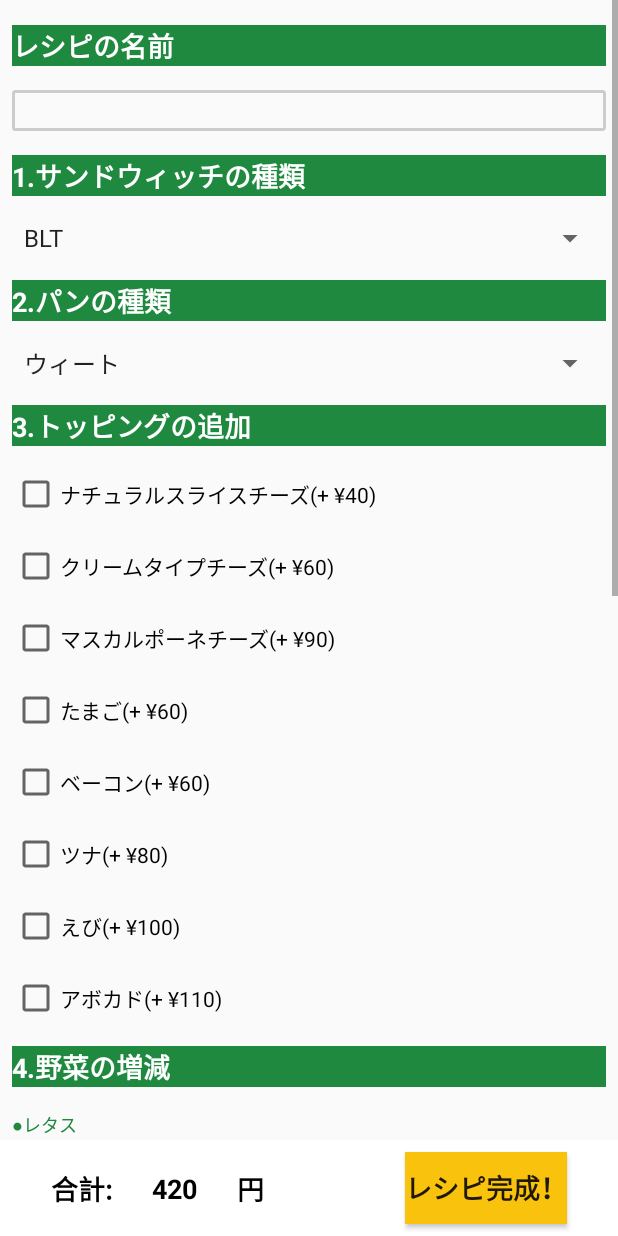
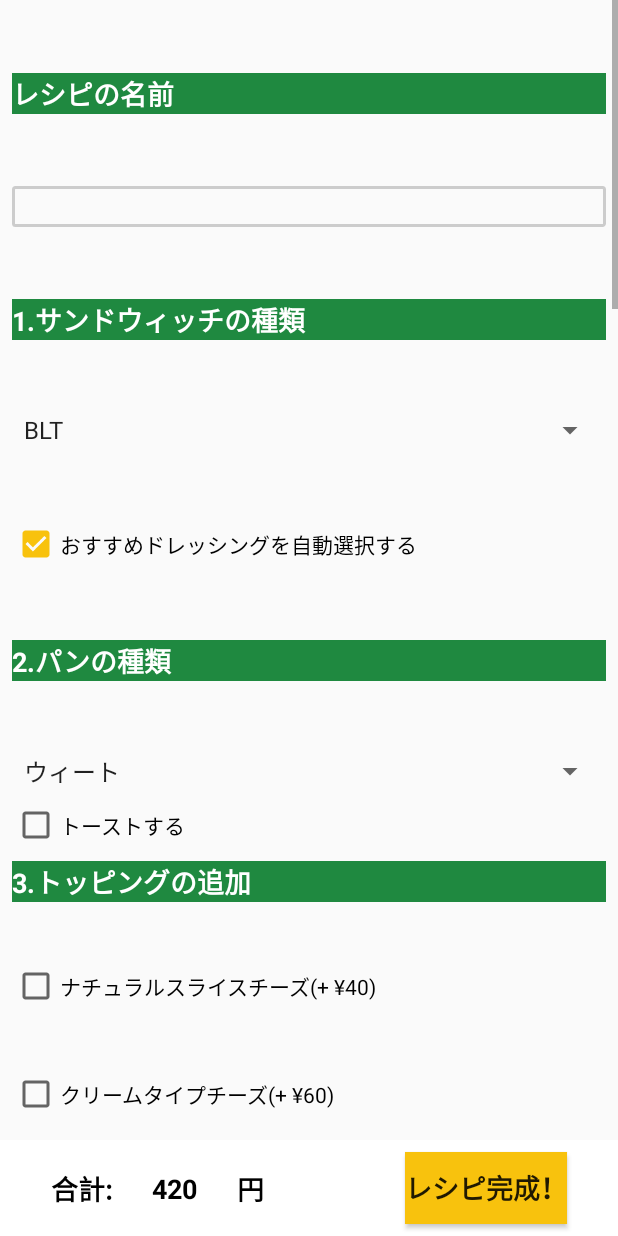
Before and after one commit to hammer0802/SubwaySimulator, an Android app: the screen it shows after launch (CreateRecipe), after a tap on an icon or button, on a phone screen of 412 x 824 dp. Run offline under Robolectric (Android 15) with nearby library versions, the phone set to English and light mode, and no system bars.

Commit message:
サンドウィッチのおすすめドレッシング自動設定機能追加、トーストの有無、ドレッシングの増減項目追加、その他細かい修正。

```diff
--- a/app/src/main/java/com/hammer/app/subwaysimulator/Arrays.kt
+++ b/app/src/main/java/com/hammer/app/subwaysimulator/Arrays.kt
@@ -1,6 +1,4 @@
 package com.hammer.app.subwaysimulator
-
-
 
 var sandwiches = arrayOf(
         "BLT",
@@ -45,7 +43,8 @@ var breads = arrayOf(
         "ホワイト",
         "セサミ",
         "ハニーオーツ",
-    "フラットブレッド"
+        "フラットブレッド",
+        "無し（サラダ）"
 )
 
 var toppings = arrayOf(
@@ -81,16 +80,7 @@ var toppingmap = mapOf(
         "アボカド(+ ¥110)" to "avocado"
 )
 
-//var vegetables = arrayOf(
-//    "レタス",
-//    "トマト",
-//    "ピーマン",
-//    "レッドオニオン",
-//    "ニンジン",
-//    "オリーブ",
-//    "ピクルス",
-//    "ホットペッパー"
-//)
+
 
 var dressings = arrayOf(
         "オイル&ビネガー　塩・こしょう",
@@ -101,7 +91,11 @@ var dressings = arrayOf(
         "バジルソース",
         "バルサミコソース",
         "マヨネーズタイプ",
-    "チリソース（激辛)"
+        "チリソース（激辛)",
+        "塩・こしょう",
+        "こしょう",
+        "チポトレ　サウスウェストソース(期間限定)",
+        "無し"
 )
 
 var amounts = arrayOf(
@@ -110,3 +104,29 @@ var amounts = arrayOf(
         "普通",
         "多め"
 )
+
+var amountsDressing = arrayOf(
+        "少なめ",
+        "普通",
+        "多め"
+)
+
+var recommendDressing = mapOf(
+        "BLT" to 1, //"シーザードレッシング"
+        "えびアボカド" to 2, //"野菜クリーミードレッシング"
+        "生ハム＆マスカルポーネ" to 5, //"バジルソース"
+        "ローストチキン" to 3, //"ハニーマスタードソース"
+        "ローストビーフ　～プレミアム製法～" to 4, //"わさび醤油ソース"
+        "ターキーベーコンエッグ" to 1, //"シーザードレッシング"
+        "チーズローストチキン" to 12, //"無し"
+        "てり焼きチキン" to 7, //"マヨネーズタイプ"
+        "チリチキン" to 7, //"マヨネーズタイプ"
+        "ターキーブレスト" to 6, //"バルサミコソース"
+        "ツナ" to 10, //"こしょう"
+        "たまご" to 9, //"塩・こしょう"
+        "アボカドベジー" to 2, //"野菜クリーミードレッシング"
+        "ベジー＆チーズ" to 2, //"野菜クリーミードレッシング"
+        "ベジーデライト" to 0, //"オイル&ビネガー　塩・こしょう"
+        "アボカドチキン　チポトレ(期間限定)" to 11, //"チポトレ　サウスウェストソース(期間限定)"
+        "アボカドベーコン　チポトレ(期間限定)" to 11 //"チポトレ　サウスウェストソース(期間限定)"
+)
--- a/app/src/main/java/com/hammer/app/subwaysimulator/CreateRecipe.kt
+++ b/app/src/main/java/com/hammer/app/subwaysimulator/CreateRecipe.kt
@@ -35,6 +35,8 @@ class CreateRecipe : Activity() {
             adapter.setDropDownViewResource(android.R.layout.simple_spinner_dropdown_item)
             val viewId = resources.getIdentifier(spinnerName, "id", packageName)
             val spinner = findViewById<Spinner>(viewId)
+            val checkboxRecommend = findViewById<CheckBox>(R.id.checkBoxRecommend)
+            checkboxRecommend.isChecked = true
             // アダプターを設定
             spinner.adapter = adapter
             // スピナーのアイテムが選択された時に呼び出されるコールバックリスナーを登録
@@ -49,18 +51,20 @@ class CreateRecipe : Activity() {
                     val spinner2 = parent as Spinner
                     val item = spinner2.selectedItem as String
                     if (itemName == "sandwich") {
-                        for (topping in toppings) {
-                            sandPrice = sandPrices[item].toString().toInt()
-                            val sum = sandPrice + toppingPrice
-                            sumPrice.setText(sum.toString())
+                        sandPrice = sandPrices[item].toString().toInt()
+                        val sum = sandPrice + toppingPrice
+                        sumPrice.setText(sum.toString())
+                        if (checkboxRecommend.isChecked == true){
+                            val spinnerdressing = findViewById<Spinner>(R.id.spinnerDressing)
+                            spinnerdressing.setSelection(recommendDressing[item].toString().toInt())
                         }
-                        when {
-                            itemName == "sandwich" -> recipe.sandwich = item
-                            itemName == "bread" -> recipe.bread = item
-                            itemName == "olive" -> recipe.olive = item
-                            itemName == "pickels" -> recipe.pickles = item
-                            itemName == "hotpepper" -> recipe.hotpepper = item
-                            itemName == "dressing" -> recipe.dressing = item
+                    }
+                    if (itemName == "dressing") {
+                        val spinnerDressingAmount = findViewById<Spinner>(R.id.spinnerDressingAmount)
+                        if (spinner.selectedItem == "無し") {
+                            spinnerDressingAmount.visibility = View.INVISIBLE
+                        } else {
+                            spinnerDressingAmount.visibility = View.VISIBLE
                         }
                     }
                 }
@@ -68,7 +72,7 @@ class CreateRecipe : Activity() {
             }
         }
 
-        fun spinnerDefaultVege(itemName: String, itemArray: Array<String>, spinnerName: String){
+        fun spinnerDefaultVege(itemArray: Array<String>, spinnerName: String){
             val adapter = ArrayAdapter<String>(this, android.R.layout.simple_spinner_item, itemArray)
             adapter.setDropDownViewResource(android.R.layout.simple_spinner_dropdown_item)
             val viewId = resources.getIdentifier(spinnerName, "id", packageName)
@@ -81,15 +85,7 @@ class CreateRecipe : Activity() {
             spinner.onItemSelectedListener = object : AdapterView.OnItemSelectedListener {
                 override fun onItemSelected(parent: AdapterView<*>, view: View,
                                             posi: Int, id: Long) {
-                    val spinner2 = parent as Spinner
-                    val item = spinner2.selectedItem as String
-                    when {
-                        itemName == "lettuce" -> recipe.lettuce = item
-                        itemName == "tomato" -> recipe.tomato = item
-                        itemName == "greenpepper" -> recipe.greenpepper = item
-                        itemName == "redonion" -> recipe.redonion = item
-                        itemName == "carrot" -> recipe.carrot = item
-                    }
+
                 }
                 override fun onNothingSelected(arg0: AdapterView<*>) {}
             }
@@ -104,7 +100,7 @@ class CreateRecipe : Activity() {
             checkbox.setOnClickListener(View.OnClickListener{
                 toppingPrice = 0
                 for (topping2 in toppings){
-                    val viewId2 = resources.getIdentifier("checkBox"+ toppingmap[topping], "id", packageName)
+                    val viewId2 = resources.getIdentifier("checkBox"+ toppingmap[topping2], "id", packageName)
                     val checkbox2 = findViewById<CheckBox>(viewId2)
                     if (checkbox2.isChecked == true){
                         toppingPrice += toppingPrices[topping2].toString().toInt()
@@ -112,30 +108,34 @@ class CreateRecipe : Activity() {
                 }
                 val sum = sandPrice + toppingPrice
                 sumPrice.setText(sum.toString())
-                when {
-                    topping == "ナチュラルスライスチーズ(+ ¥40)" -> recipe.cheese = checkbox.isChecked
-                    topping == "クリームタイプチーズ(+ ¥60)" -> recipe.cream = checkbox.isChecked
-                    topping == "マスカルポーネチーズ(+ ¥90)" -> recipe.mascar = checkbox.isChecked
-                    topping == "たまご(+ ¥60)" -> recipe.egg = checkbox.isChecked
-                    topping == "ベーコン(+ ¥60)" -> recipe.bacon = checkbox.isChecked
-                    topping == "ツナ(+ ¥80)" -> recipe.tuna = checkbox.isChecked
-                    topping == "えび(+ ¥100)" -> recipe.shrimp = checkbox.isChecked
-                    topping == "アボカド(+ ¥110)" -> recipe.avocado = checkbox.isChecked
-                }
 
             })
         }
+
+        val adapterDressingAmount = ArrayAdapter<String>(this, android.R.layout.simple_spinner_item, amountsDressing)
+        adapterDressingAmount.setDropDownViewResource(android.R.layout.simple_spinner_dropdown_item)
+        val spinnerDressingAmount = findViewById<Spinner>(R.id.spinnerDressingAmount)
+        spinnerDressingAmount.adapter = adapterDressingAmount
+        spinnerDressingAmount.setSelection(1)
+        spinnerDressingAmount.onItemSelectedListener = object : AdapterView.OnItemSelectedListener {
+            override fun onItemSelected(parent: AdapterView<*>, view: View,
+                                        posi: Int, id: Long) {
+            }
+            override fun onNothingSelected(arg0: AdapterView<*>) {}
+        }
+
+
         spinner("sandwich", sandwiches, "spinnerSand")
         spinner("bread", breads, "spinnerBread")
-        spinnerDefaultVege("lettuce", amounts, "spinnerLettuce")
-        spinnerDefaultVege("tomato", amounts, "spinnerTomato")
-        spinnerDefaultVege("greenpepper", amounts, "spinnerGreenpepper")
-        spinnerDefaultVege("redonion", amounts, "spinnerRedonion")
-        spinnerDefaultVege("carrot", amounts, "spinnerCarrot")
+        spinnerDefaultVege(amounts, "spinnerLettuce")
+        spinnerDefaultVege(amounts, "spinnerTomato")
+        spinnerDefaultVege(amounts, "spinnerGreenpepper")
+        spinnerDefaultVege(amounts, "spinnerRedonion")
+        spinnerDefaultVege(amounts, "spinnerCarrot")
         spinner("pickles", amounts, "spinnerPickles")
         spinner("olive", amounts, "spinnerOlive")
         spinner("hotpepper", amounts, "spinnerHotpepper")
-        spinner("dressings", dressings, "spinnerDressing")
+        spinner("dressing", dressings, "spinnerDressing")
 
 
 
@@ -158,6 +158,27 @@ class CreateRecipe : Activity() {
                             val c = Calendar.getInstance()
                             val sdf = SimpleDateFormat("yyyyMMddHHmmssSSS")
                             recipe.createTime = sdf.format(c.time)
+                            recipe.sandwich = spinnerSand.selectedItem as String
+                            recipe.bread = spinnerBread.selectedItem as String
+                            recipe.toast = checkBoxToast.isChecked
+                            recipe.cheese = checkBoxcheese.isChecked
+                            recipe.cream = checkBoxcream.isChecked
+                            recipe.mascar = checkBoxmascar.isChecked
+                            recipe.egg = checkBoxegg.isChecked
+                            recipe.bacon = checkBoxbacon.isChecked
+                            recipe.tuna = checkBoxtuna.isChecked
+                            recipe.shrimp = checkBoxshrimp.isChecked
+                            recipe.avocado = checkBoxavocado.isChecked
+                            recipe.lettuce = spinnerLettuce.selectedItem as String
+                            recipe.tomato = spinnerTomato.selectedItem as String
+                            recipe.greenpepper = spinnerGreenpepper.selectedItem as String
+                            recipe.redonion = spinnerRedonion.selectedItem as String
+                            recipe.carrot = spinnerCarrot.selectedItem as String
+                            recipe.pickles = spinnerPickles.selectedItem as String
+                            recipe.olive = spinnerOlive.selectedItem as String
+                            recipe.hotpepper = spinnerHotpepper.selectedItem as String
+                            recipe.dressing = spinnerDressing.selectedItem as String
+                            recipe.dressingAmount = spinnerDressingAmount.selectedItem as String
                             e.putString(uuid, gson.toJson(recipe))
                             e.apply()
                             finish()
--- a/app/src/main/java/com/hammer/app/subwaysimulator/Recipe.kt
+++ b/app/src/main/java/com/hammer/app/subwaysimulator/Recipe.kt
@@ -5,6 +5,7 @@ class Recipe {
     var price = 0  //合計金額
     var sandwich = "" //サンドウィッチの種類
     var bread = ""  //パンの種類
+    var toast = false //トーストの有無
     //トッピング
     var cheese = false
     var cream = false
@@ -24,6 +25,7 @@ class Recipe {
     var pickles = ""
     var hotpepper = ""
     var dressing = ""  //ドレッシングの種類
+    var dressingAmount = "" //ドレッシングの量
     var createTime = "" //作成日時
     var editTime = "" //編集日時
 }
--- a/app/src/main/res/layout/create_recipe.xml
+++ b/app/src/main/res/layout/create_recipe.xml
@@ -91,10 +91,22 @@
                 android:layout_marginStart="8dp"
                 android:layout_marginTop="8dp"
                 android:spinnerMode="dialog"
-                app:layout_constraintBottom_toTopOf="@+id/textViewBread"
+                app:layout_constraintBottom_toTopOf="@+id/checkBoxRecommend"
                 app:layout_constraintEnd_toEndOf="parent"
                 app:layout_constraintStart_toStartOf="parent"
                 app:layout_constraintTop_toBottomOf="@+id/textViewSand" />
+
+            <CheckBox
+                android:id="@+id/checkBoxRecommend"
+                android:layout_width="wrap_content"
+                android:layout_height="wrap_content"
+                android:layout_marginBottom="8dp"
+                android:layout_marginStart="8dp"
+                android:layout_marginTop="8dp"
+                android:text="@string/recommend"
+                app:layout_constraintBottom_toTopOf="@+id/textViewBread"
+                app:layout_constraintStart_toStartOf="parent"
+                app:layout_constraintTop_toBottomOf="@+id/spinnerSand" />
 
             <TextView
                 android:id="@+id/textViewBread"
@@ -112,7 +124,7 @@
                 app:layout_constraintBottom_toTopOf="@+id/spinnerBread"
                 app:layout_constraintEnd_toEndOf="parent"
                 app:layout_constraintStart_toStartOf="parent"
-                app:layout_constraintTop_toBottomOf="@+id/spinnerSand" />
+                app:layout_constraintTop_toBottomOf="@+id/checkBoxRecommend" />
 
             <Spinner
                 android:id="@+id/spinnerBread"
@@ -127,6 +139,18 @@
                 app:layout_constraintEnd_toEndOf="parent"
                 app:layout_constraintStart_toStartOf="parent"
                 app:layout_constraintTop_toBottomOf="@+id/textViewBread" />
+
+            <CheckBox
+                android:id="@+id/checkBoxToast"
+                android:layout_width="wrap_content"
+                android:layout_height="wrap_content"
+                android:layout_marginBottom="8dp"
+                android:layout_marginStart="8dp"
+                android:layout_marginTop="8dp"
+                android:text="@string/toast"
+                app:layout_constraintBottom_toTopOf="@+id/textViewTopping"
+                app:layout_constraintStart_toStartOf="parent"
+                app:layout_constraintTop_toBottomOf="@+id/spinnerBread" />
 
             <TextView
                 android:id="@+id/textViewTopping"
@@ -536,10 +560,24 @@
                 android:layout_marginStart="8dp"
                 android:layout_marginTop="8dp"
                 android:spinnerMode="dialog"
+                app:layout_constraintBottom_toBottomOf="@id/spinnerDressingAmount"
+                app:layout_constraintEnd_toEndOf="parent"
+                app:layout_constraintStart_toStartOf="parent"
+                app:layout_constraintTop_toBottomOf="@+id/textViewDressing" />
+
+            <Spinner
+                android:id="@+id/spinnerDressingAmount"
+                android:layout_width="0dp"
+                android:layout_height="wrap_content"
+                android:layout_marginBottom="8dp"
+                android:layout_marginEnd="8dp"
+                android:layout_marginStart="8dp"
+                android:layout_marginTop="8dp"
+                android:spinnerMode="dialog"
                 app:layout_constraintBottom_toBottomOf="parent"
                 app:layout_constraintEnd_toEndOf="parent"
                 app:layout_constraintStart_toStartOf="parent"
-                app:layout_constraintTop_toBottomOf="@+id/textViewDressing" />
+                app:layout_constraintTop_toBottomOf="@+id/spinnerDressing" />
 
 
         </android.support.constraint.ConstraintLayout>
--- a/app/src/main/res/values/strings.xml
+++ b/app/src/main/res/values/strings.xml
@@ -18,5 +18,7 @@
     <string name="complete">レシピ完成！</string>
     <string name="sumtext1">合計:</string>
     <string name="sumtext2">円</string>
+    <string name="recommend">おすすめドレッシングを自動選択する</string>
+    <string name="toast">トーストする</string>
 
 </resources>
```
Also changed, not shown: app/src/main/java/com/hammer/app/subwaysimulator/RecipeResult.kt (+8 -1 lines), app/src/main/res/layout/recipe_result.xml (+104 -0 lines). Lines whose indentation alone changed are shown as unchanged.
